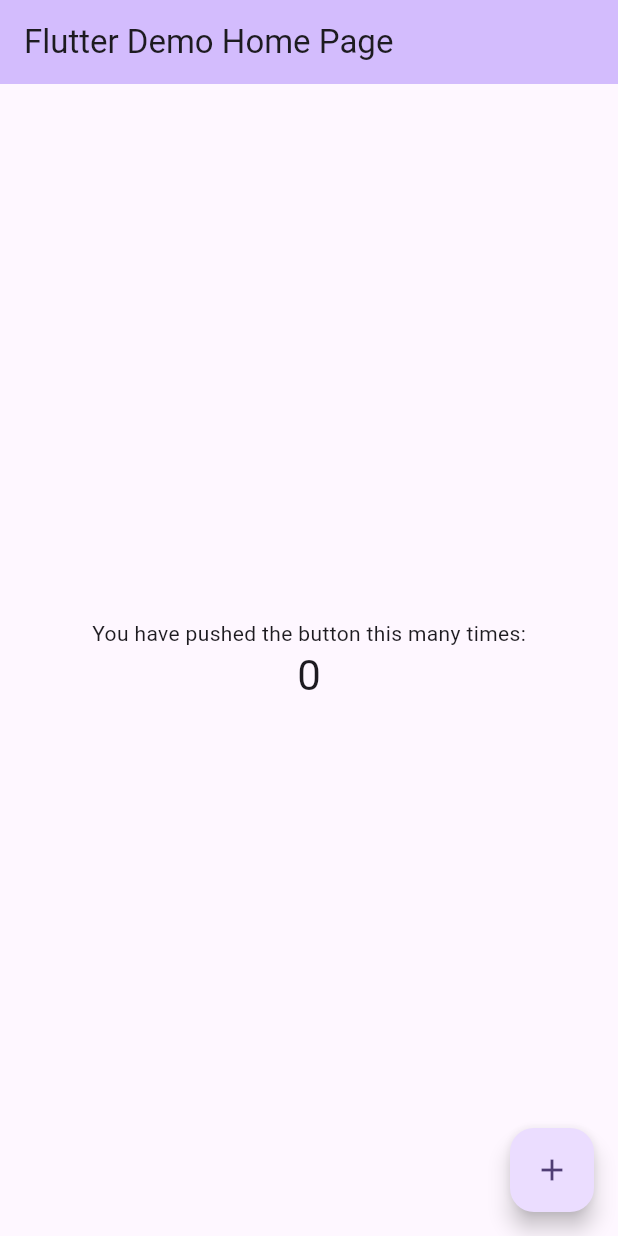
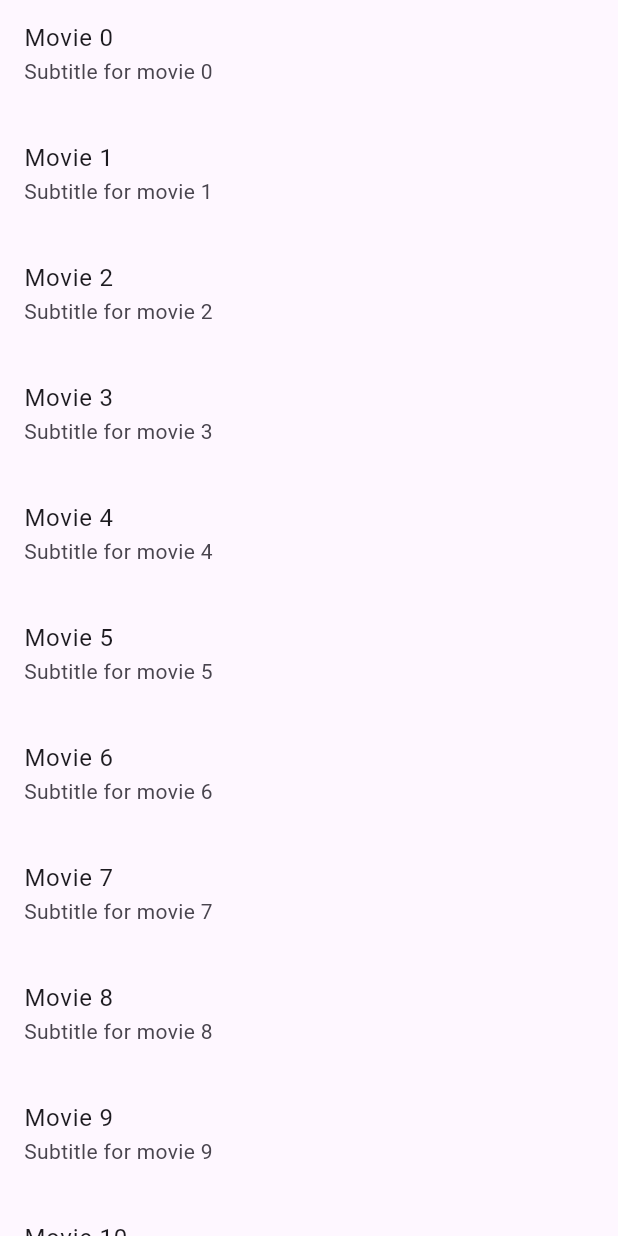
Before and after one commit to GeorgiTasev12/MoviesApplication, a Flutter app: the screen it shows after launch, on a phone screen of 412 x 824 dp. Run offline on Flutter 3.47's test engine with Material 3 defaults, Android fonts, the phone set to English and light mode, and no system bars.

Commit message:
Create home page with Core page as a reusable scaffold widget.

```diff
--- a/lib/main.dart
+++ b/lib/main.dart
@@ -1,4 +1,5 @@
 import 'package:flutter/material.dart';
+import 'package:movies_app/views/home/home_page.dart';
 
 void main() {
   runApp(const MyApp());
@@ -7,116 +8,8 @@ void main() {
 class MyApp extends StatelessWidget {
   const MyApp({super.key});
 
-  // This widget is the root of your application.
   @override
   Widget build(BuildContext context) {
-    return MaterialApp(
-      title: 'Flutter Demo',
-      theme: ThemeData(
-        // This is the theme of your application.
-        //
-        // TRY THIS: Try running your application with "flutter run". You'll see
-        // the application has a purple toolbar. Then, without quitting the app,
-        // try changing the seedColor in the colorScheme below to Colors.green
-        // and then invoke "hot reload" (save your changes or press the "hot
-        // reload" button in a Flutter-supported IDE, or press "r" if you used
-        // the command line to start the app).
-        //
-        // Notice that the counter didn't reset back to zero; the application
-        // state is not lost during the reload. To reset the state, use hot
-        // restart instead.
-        //
-        // This works for code too, not just values: Most code changes can be
-        // tested with just a hot reload.
-        colorScheme: ColorScheme.fromSeed(seedColor: Colors.deepPurple),
-      ),
-      home: const MyHomePage(title: 'Flutter Demo Home Page'),
-    );
+    return HomePage();
   }
 }
-
-class MyHomePage extends StatefulWidget {
-  const MyHomePage({super.key, required this.title});
-
-  // This widget is the home page of your application. It is stateful, meaning
-  // that it has a State object (defined below) that contains fields that affect
-  // how it looks.
-
-  // This class is the configuration for the state. It holds the values (in this
-  // case the title) provided by the parent (in this case the App widget) and
-  // used by the build method of the State. Fields in a Widget subclass are
-  // always marked "final".
-
-  final String title;
-
-  @override
-  State<MyHomePage> createState() => _MyHomePageState();
-}
-
-class _MyHomePageState extends State<MyHomePage> {
-  int _counter = 0;
-
-  void _incrementCounter() {
-    setState(() {
-      // This call to setState tells the Flutter framework that something has
-      // changed in this State, which causes it to rerun the build method below
-      // so that the display can reflect the updated values. If we changed
-      // _counter without calling setState(), then the build method would not be
-      // called again, and so nothing would appear to happen.
-      _counter++;
-    });
-  }
-
-  @override
-  Widget build(BuildContext context) {
-    // This method is rerun every time setState is called, for instance as done
-    // by the _incrementCounter method above.
-    //
-    // The Flutter framework has been optimized to make rerunning build methods
-    // fast, so that you can just rebuild anything that needs updating rather
-    // than having to individually change instances of widgets.
-    return Scaffold(
-      appBar: AppBar(
-        // TRY THIS: Try changing the color here to a specific color (to
-        // Colors.amber, perhaps?) and trigger a hot reload to see the AppBar
-        // change color while the other colors stay the same.
-        backgroundColor: Theme.of(context).colorScheme.inversePrimary,
-        // Here we take the value from the MyHomePage object that was created by
-        // the App.build method, and use it to set our appbar title.
-        title: Text(widget.title),
-      ),
-      body: Center(
-        // Center is a layout widget. It takes a single child and positions it
-        // in the middle of the parent.
-        child: Column(
-          // Column is also a layout widget. It takes a list of children and
-          // arranges them vertically. By default, it sizes itself to fit its
-          // children horizontally, and tries to be as tall as its parent.
-          //
-          // Column has various properties to control how it sizes itself and
-          // how it positions its children. Here we use mainAxisAlignment to
-          // center the children vertically; the main axis here is the vertical
-          // axis because Columns are vertical (the cross axis would be
-          // horizontal).
-          //
-          // TRY THIS: Invoke "debug painting" (choose the "Toggle Debug Paint"
-          // action in the IDE, or press "p" in the console), to see the
-          // wireframe for each widget.
-          mainAxisAlignment: MainAxisAlignment.center,
-          children: <Widget>[
-            const Text('You have pushed the button this many times:'),
-            Text(
-              '$_counter',
-              style: Theme.of(context).textTheme.headlineMedium,
-            ),
-          ],
-        ),
-      ),
-      floatingActionButton: FloatingActionButton(
-        onPressed: _incrementCounter,
-        tooltip: 'Increment',
-        child: const Icon(Icons.add),
-      ), // This trailing comma makes auto-formatting nicer for build methods.
-    );
-  }
-}
--- /dev/null
+++ b/lib/views/core_page.dart
@@ -0,0 +1,28 @@
+import 'package:flutter/material.dart';
+
+class CorePage extends StatelessWidget {
+  final Widget child;
+  final bool hasAppBar;
+
+  const CorePage({
+    super.key,
+    required this.child,
+    this.hasAppBar = false,
+  });
+
+  @override
+  Widget build(BuildContext context) {
+    return MaterialApp(
+      title: 'Flutter Demo',
+      theme: ThemeData(
+        colorScheme: ColorScheme.fromSeed(seedColor: Colors.deepPurple),
+      ),
+      home: Scaffold(
+        appBar: hasAppBar
+          ? AppBar(title: const Text('Core Page'))
+          : null,
+        body: child,
+      ),
+    );
+  }
+}
--- /dev/null
+++ b/lib/views/home/home_page.dart
@@ -0,0 +1,21 @@
+import 'package:flutter/material.dart';
+import 'package:movies_app/views/core_page.dart';
+
+class HomePage extends StatelessWidget {
+  const HomePage({super.key});
+
+  @override
+  Widget build(BuildContext context) {
+    return CorePage(
+      child: ListView.separated(
+        itemBuilder: (_, index) {
+          return ListTile(
+            title: Text('Movie $index'),
+            subtitle: Text('Subtitle for movie $index'),
+          );
+        },
+        separatorBuilder: (_, index) => const SizedBox(height: 8),
+        itemCount: 20),
+    );
+  }
+}
```
